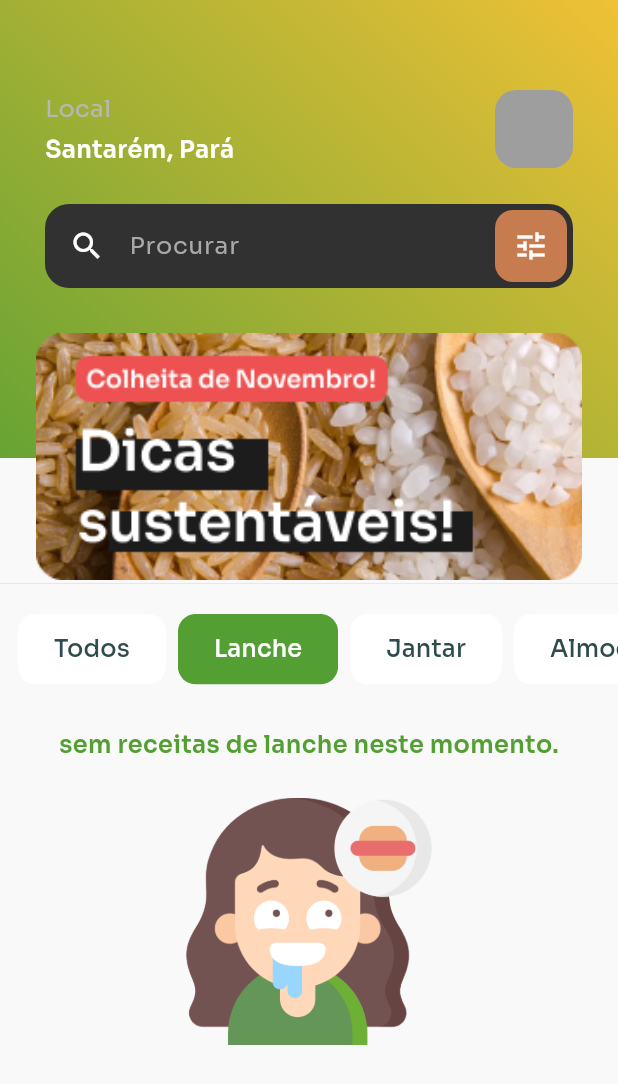
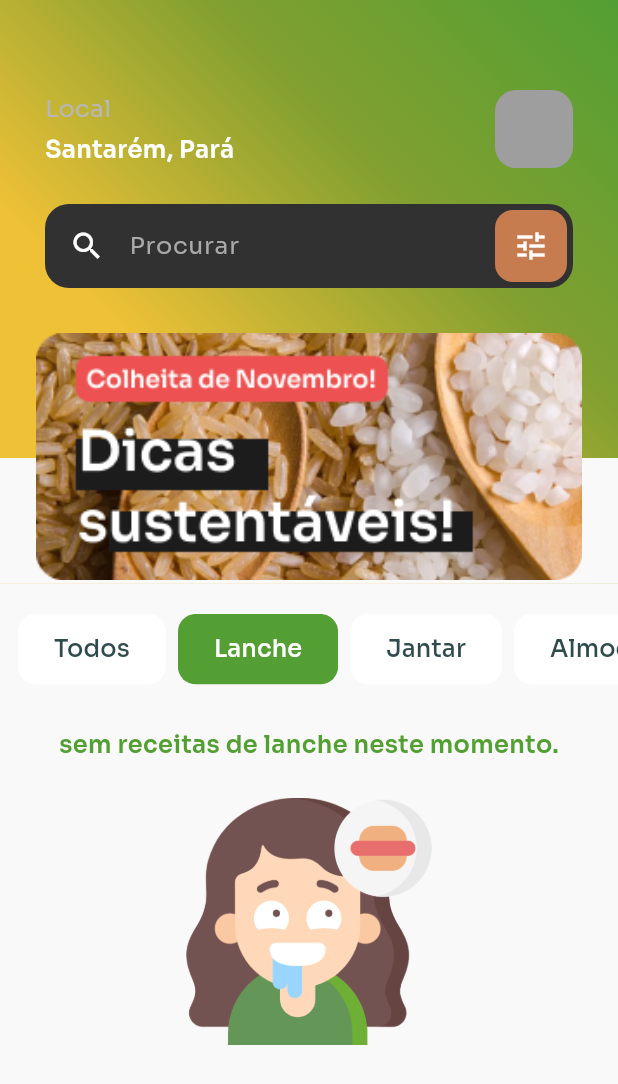
Before and after one commit to franbs2/EatS, a Flutter app: the HomePage screen opened by its route, after a tap on "Lanche", on a phone screen of 412 x 824 dp. Shown: the top 1084 px of the screen. Run offline on Flutter 3.47's test engine with Material 3 defaults, Android fonts, the phone set to English and light mode, and no system bars; drawn by our look-alikes of carousel_slider; our stand-ins replace cloud_firestore, firebase_auth, firebase_core, firebase_storage, flutter_rating_bar, google_fonts and 4 more; missing offline and left inert: dart:ffi, flutter_launcher_icons; accounts and stored records are empty; generated files the repository leaves out were written again.

Commit message:
fix: update gradiente

```diff
--- a/lib/presentation/view/home_page.dart
+++ b/lib/presentation/view/home_page.dart
@@ -42,7 +42,12 @@ class _HomePageState extends State<HomePage> {
           gradient: LinearGradient(
             begin: Alignment.topRight,
             end: Alignment.centerLeft,
-            colors: [Color(0xffEFC136), Color(0xff539F33)],
+            colors: [
+              Color(0xff539F33),
+              Color(0xff82A030),
+              Color(0xffEFC136),
+              Color(0xffEFC136),
+            ],
           ),
         ),
         child: Column(children: [
```
